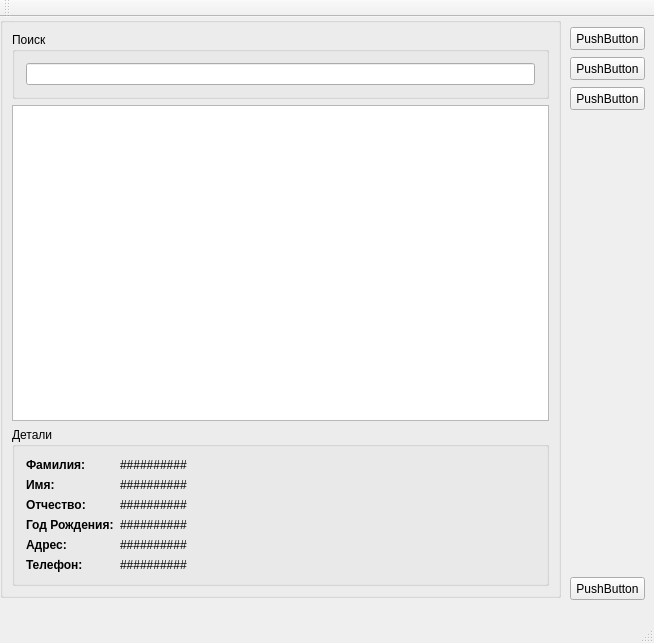
First picture: the form in mainwindow.ui, repository orckrn/PatientaDB, before the edit.
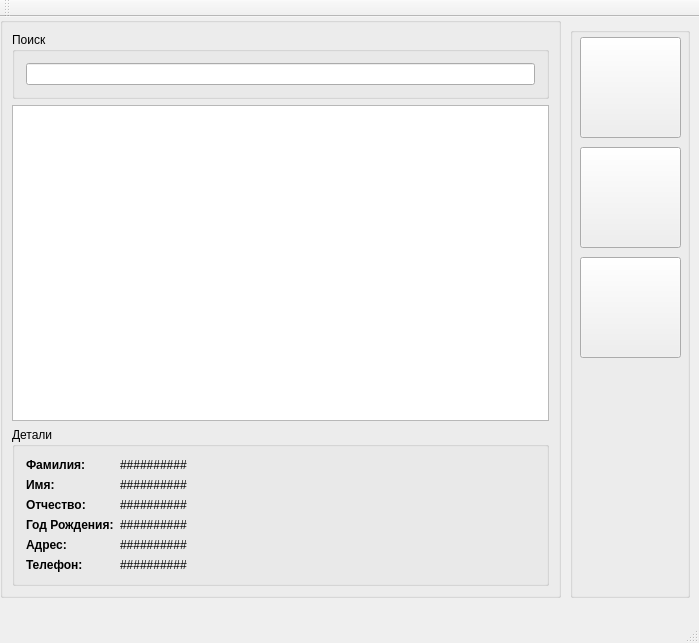
Second picture: the form after the edit. Icons and pictures are not drawn.

Commit message: Buttons (add, edit, remove) defined; Data passed into patientForm;

What changed in the file:
```diff
--- a/mainwindow.ui
+++ b/mainwindow.ui
@@ -6,7 +6,7 @@
    <rect>
     <x>0</x>
     <y>0</y>
-    <width>654</width>
+    <width>699</width>
     <height>643</height>
    </rect>
   </property>
@@ -156,57 +156,66 @@
      </item>
     </layout>
    </widget>
+   <widget class="QGroupBox" name="groupBox_4">
+    <property name="geometry">
+     <rect>
+      <x>570</x>
+      <y>10</y>
+      <width>120</width>
+      <height>571</height>
+     </rect>
+    </property>
+    <property name="title">
+     <string/>
+    </property>
    <widget class="QPushButton" name="pushButton">
     <property name="geometry">
      <rect>
-      <x>570</x>
+       <x>10</x>
       <y>10</y>
-      <width>75</width>
-      <height>23</height>
-     </rect>
-    </property>
+       <width>101</width>
+       <height>101</height>
+      </rect>
+     </property>
+     <property name="styleSheet">
+      <string notr="true">background-image: url(:/img/add_user.png);</string>
+     </property>
     <property name="text">
-     <string>PushButton</string>
+      <string/>
     </property>
    </widget>
    <widget class="QPushButton" name="pushButton_2">
     <property name="geometry">
      <rect>
-      <x>570</x>
-      <y>40</y>
-      <width>75</width>
-      <height>23</height>
-     </rect>
-    </property>
+       <x>10</x>
+       <y>120</y>
+       <width>101</width>
+       <height>101</height>
+      </rect>
+     </property>
+     <property name="styleSheet">
+      <string notr="true">background-image: url(:/img/edit_user.png);</string>
+     </property>
     <property name="text">
-     <string>PushButton</string>
+      <string/>
     </property>
    </widget>
    <widget class="QPushButton" name="pushButton_3">
     <property name="geometry">
      <rect>
-      <x>570</x>
-      <y>70</y>
-      <width>75</width>
-      <height>23</height>
-     </rect>
-    </property>
+       <x>10</x>
+       <y>230</y>
+       <width>101</width>
+       <height>101</height>
+      </rect>
+     </property>
+     <property name="styleSheet">
+      <string notr="true">background-image: url(:/img/delete_user_2.png);</string>
+     </property>
     <property name="text">
-     <string>PushButton</string>
-    </property>
-   </widget>
-   <widget class="QPushButton" name="pushButton_4">
-    <property name="geometry">
-     <rect>
-      <x>570</x>
-      <y>560</y>
-      <width>75</width>
-      <height>23</height>
-     </rect>
-    </property>
-    <property name="text">
-     <string>PushButton</string>
-    </property>
+      <string/>
+     </property>
+    </widget>
    </widget>
   </widget>
   <widget class="QMenuBar" name="menuBar">
```
Left out of the diff: 2 changed lines with no effect on the pictures. Lines whose indentation alone changed are shown as unchanged. The commit also changes 14 other files.
